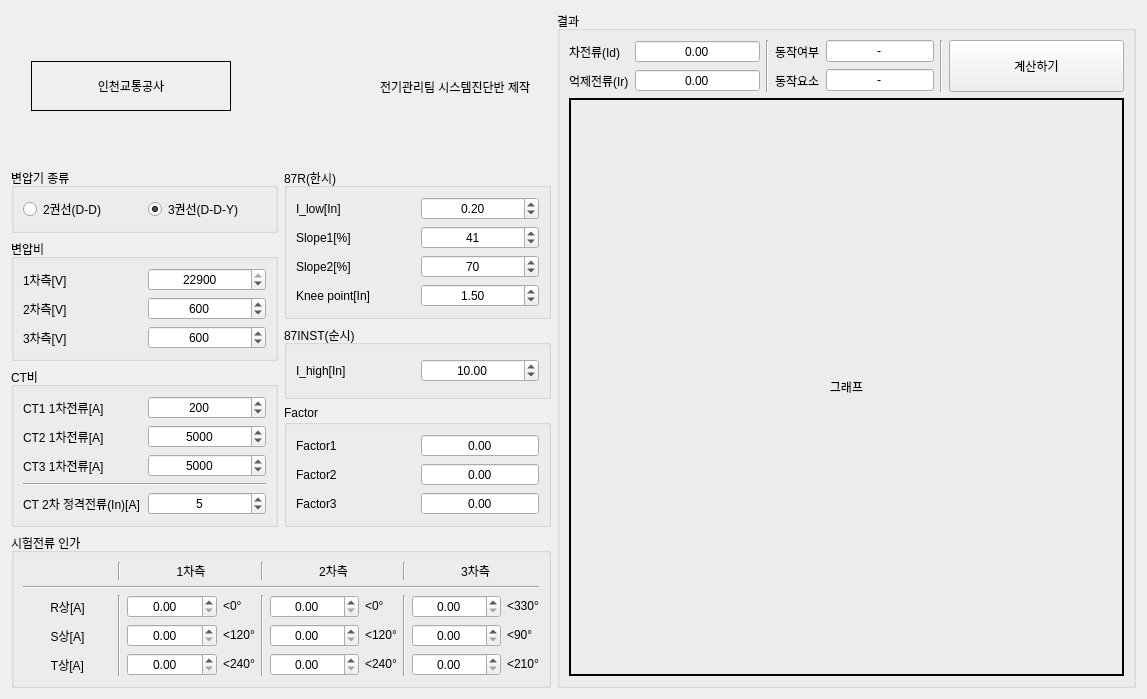
Above: form.ui from beom-yun/imhak-87t before the change. Below: the same form after it.
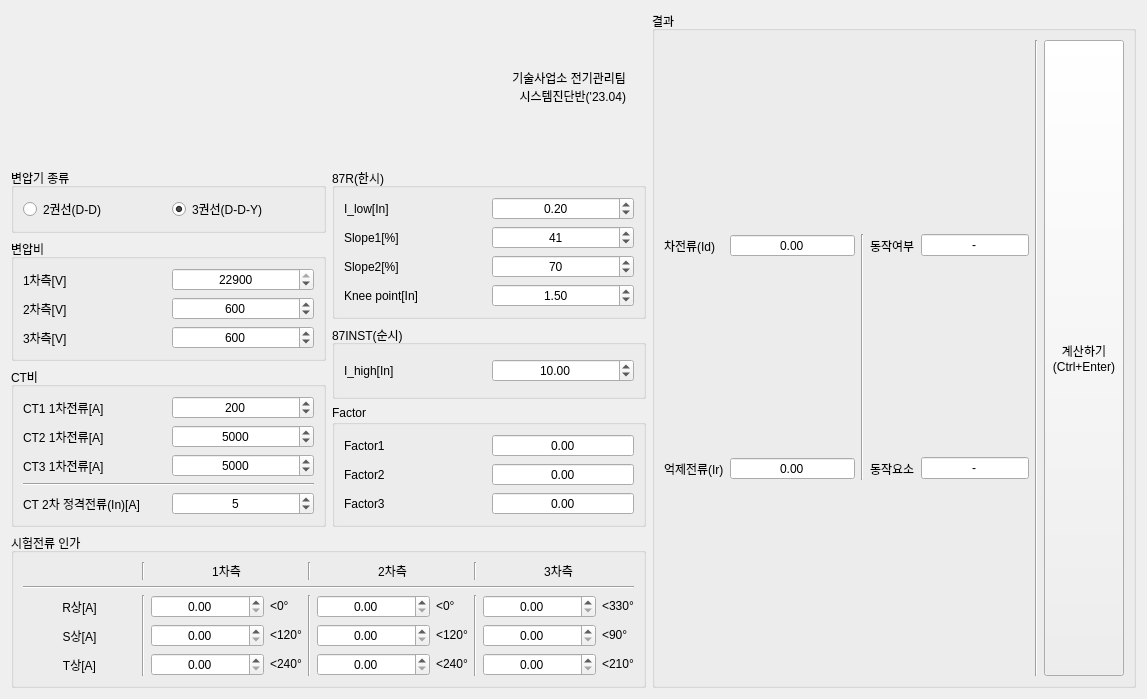
That is the form after the change. Icons and pictures are not drawn.

The edit to the form file:
```diff
--- a/form.ui
+++ b/form.ui
@@ -44,21 +44,18 @@
          </property>
          <property name="minimumSize">
           <size>
-           <width>200</width>
-           <height>50</height>
+           <width>240</width>
+           <height>60</height>
           </size>
          </property>
          <property name="maximumSize">
           <size>
-           <width>200</width>
-           <height>50</height>
+           <width>240</width>
+           <height>60</height>
           </size>
          </property>
-         <property name="frameShape">
-          <enum>QFrame::Box</enum>
-         </property>
-         <property name="text">
-          <string>인천교통공사</string>
+         <property name="pixmap">
+          <pixmap>logo.gif</pixmap>
          </property>
          <property name="alignment">
           <set>Qt::AlignCenter</set>
@@ -81,7 +78,11 @@
        <item>
         <widget class="QLabel" name="label_37">
          <property name="text">
-          <string>전기관리팀 시스템진단반 제작</string>
+          <string>기술사업소 전기관리팀
+시스템진단반('23.04)</string>
+         </property>
+         <property name="alignment">
+          <set>Qt::AlignRight|Qt::AlignTrailing|Qt::AlignVCenter</set>
          </property>
         </widget>
        </item>
@@ -435,6 +436,9 @@
                   <property name="alignment">
                    <set>Qt::AlignCenter</set>
                   </property>
+                  <property name="minimum">
+                   <double>2.000000000000000</double>
+                  </property>
                   <property name="maximum">
                    <double>100.000000000000000</double>
                   </property>
@@ -1087,39 +1091,18 @@
              </sizepolicy>
             </property>
             <property name="text">
-             <string>계산하기</string>
+             <string>계산하기
+(Ctrl+Enter)</string>
+            </property>
+            <property name="shortcut">
+             <string>Ctrl+Return</string>
             </property>
            </widget>
           </item>
          </layout>
         </item>
         <item>
-         <widget class="QLabel" name="lbl_graph">
-          <property name="sizePolicy">
-           <sizepolicy hsizetype="Expanding" vsizetype="Expanding">
-            <horstretch>0</horstretch>
-            <verstretch>0</verstretch>
-           </sizepolicy>
-          </property>
-          <property name="minimumSize">
-           <size>
-            <width>555</width>
-            <height>555</height>
-           </size>
-          </property>
-          <property name="frameShape">
-           <enum>QFrame::Box</enum>
-          </property>
-          <property name="lineWidth">
-           <number>2</number>
-          </property>
-          <property name="text">
-           <string>그래프</string>
-          </property>
-          <property name="alignment">
-           <set>Qt::AlignCenter</set>
-          </property>
-         </widget>
+         <layout class="QFormLayout" name="formLayout"/>
         </item>
        </layout>
       </item>
```
